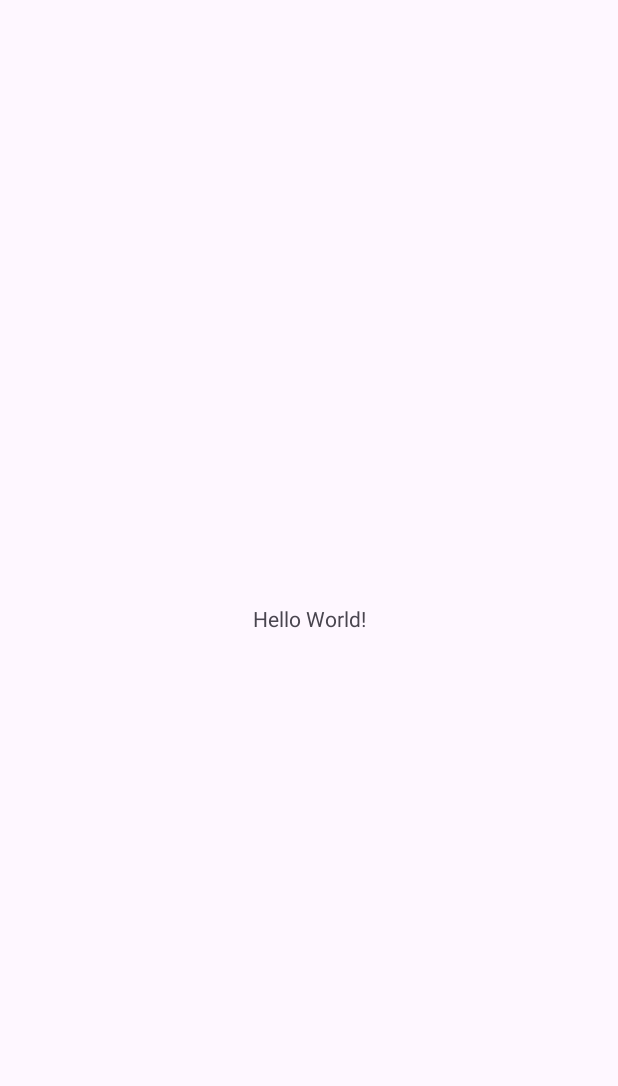
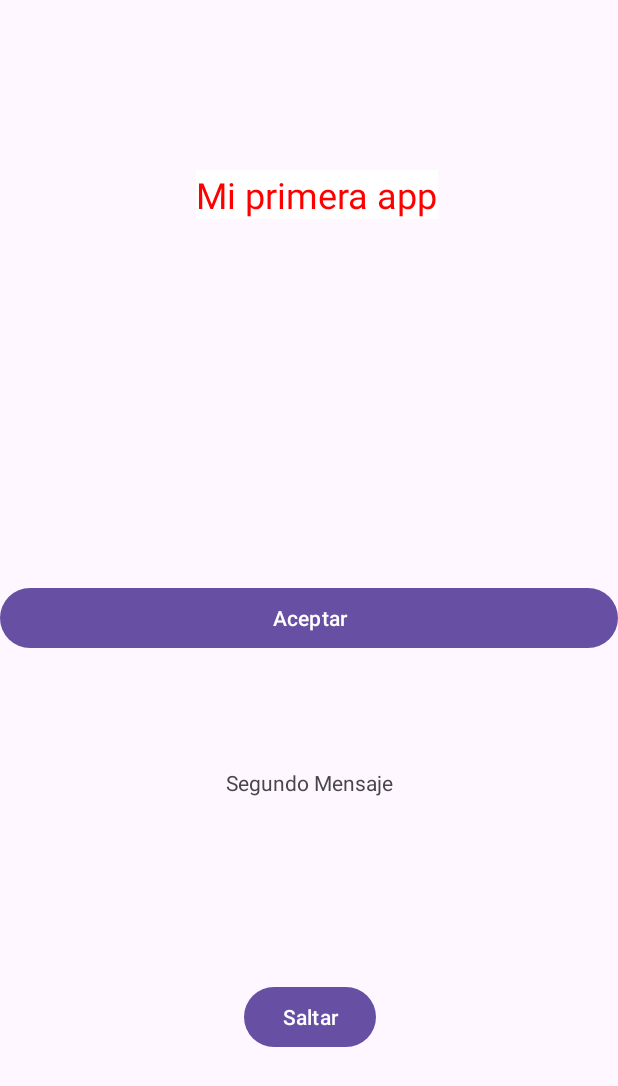
Before and after one commit to JAOC1930/Act1AppMovil, an Android app: the screen it shows after launch (MainActivity), on a phone screen of 412 x 824 dp. Before the commit the part shown is almost empty. Shown: the top 1086 px of the screen. Run offline under Robolectric (Android 15) with nearby library versions, the phone set to English and light mode, and no system bars.

Commit message:
Semana 3

```diff
--- a/app/src/main/AndroidManifest.xml
+++ b/app/src/main/AndroidManifest.xml
@@ -13,6 +13,9 @@
         android:theme="@style/Theme.Act1"
         tools:targetApi="31">
         <activity
+            android:name=".Ventana2"
+            android:exported="false" />
+        <activity
             android:name=".MainActivity"
             android:exported="true">
             <intent-filter>
--- a/app/src/main/java/com/example/act1/MainActivity.kt
+++ b/app/src/main/java/com/example/act1/MainActivity.kt
@@ -1,13 +1,20 @@
 package com.example.act1
 
+import android.content.Intent
 import androidx.appcompat.app.AppCompatActivity
 import android.os.Bundle
+import android.widget.Button
+import android.widget.TextView
 
 class MainActivity : AppCompatActivity() {
     override fun onCreate(savedInstanceState: Bundle?) {
         super.onCreate(savedInstanceState)
         setContentView(R.layout.activity_main)
-        /* Lenguaje de koptlin */
+        llamarBoton()
+        SaltarVen2()
+        /*
+
+         /* Lenguaje de koptlin */
         /*
         var firtVariable = "Hola mundo"
         println(firtVariable)
@@ -91,7 +98,7 @@ class MainActivity : AppCompatActivity() {
         println(myMap["Samantha"])
 
         myMap.remove("Samantha")
-        */
+
 
         /* Ejercicio 1 */
 
@@ -154,13 +161,31 @@ class MainActivity : AppCompatActivity() {
             for (persona in mayoresDeEdadSolteros) {
                 println("Nombre: ${persona.nombre}, Cédula: ${persona.cedula}, Edad: ${persona.edad}")
             }
-        }
+        }*/
+
+         */
     }
-
+/*
     fun redondearAMultiploDeDiez(c: Int): Int {
         return (c + 9) / 10 * 10
     }
+*/
+/*
+    data class Person(val nombre: String, val cedula: String, val edad: Int, val estadoCivil: String)
+*/
+    fun llamarBoton(){
+        val boton1= findViewById<Button>(R.id.btn_01)
+        val tw_01= findViewById<TextView>(R.id.tw_01)
+        boton1.setOnClickListener(){
+            tw_01.setText("Hola este es un nuevo mensaje")
+        }
+    }
+    fun SaltarVen2(){
+        val botom2 = findViewById<Button>(R.id.btn_02)
+        botom2.setOnClickListener(){
+            val saltar:Intent=Intent(this,Ventana2::class.java)
+            startActivity(saltar)
+        }
 
-    data class Person(val nombre: String, val cedula: String, val edad: Int, val estadoCivil: String)
-
+    }
 }
--- a/app/src/main/res/layout/activity_main.xml
+++ b/app/src/main/res/layout/activity_main.xml
@@ -6,13 +6,53 @@
     android:layout_height="match_parent"
     tools:context=".MainActivity">
 
+    <Button
+        android:id="@+id/btn_01"
+        android:layout_width="match_parent"
+        android:layout_height="wrap_content"
+        android:text="Aceptar"
+        app:layout_constraintBottom_toBottomOf="parent"
+        app:layout_constraintEnd_toEndOf="@+id/textView"
+        app:layout_constraintHorizontal_bias="0.532"
+        app:layout_constraintStart_toStartOf="@+id/textView"
+        app:layout_constraintTop_toTopOf="parent"
+        app:layout_constraintVertical_bias="0.5" />
+
     <TextView
+        android:id="@+id/textView"
         android:layout_width="wrap_content"
         android:layout_height="wrap_content"
-        android:text="Hello World!"
+        android:background="#FFFFFF"
+        android:text="Mi primera app"
+        android:textColor="#FF0000"
+        android:textColorHint="#000000"
+        android:textSize="24sp"
         app:layout_constraintBottom_toBottomOf="parent"
         app:layout_constraintEnd_toEndOf="parent"
+        app:layout_constraintHorizontal_bias="0.522"
         app:layout_constraintStart_toStartOf="parent"
-        app:layout_constraintTop_toTopOf="parent" />
+        app:layout_constraintTop_toTopOf="parent"
+        app:layout_constraintVertical_bias="0.143" />
+
+    <TextView
+        android:id="@+id/tw_01"
+        android:layout_width="wrap_content"
+        android:layout_height="wrap_content"
+        android:layout_marginTop="76dp"
+        android:text="Segundo Mensaje"
+        app:layout_constraintEnd_toEndOf="parent"
+        app:layout_constraintHorizontal_bias="0.5"
+        app:layout_constraintStart_toStartOf="parent"
+        app:layout_constraintTop_toBottomOf="@+id/btn_01" />
+
+    <Button
+        android:id="@+id/btn_02"
+        android:layout_width="wrap_content"
+        android:layout_height="wrap_content"
+        android:text="Saltar"
+        app:layout_constraintBottom_toBottomOf="parent"
+        app:layout_constraintEnd_toEndOf="@+id/tw_01"
+        app:layout_constraintStart_toStartOf="@+id/tw_01"
+        app:layout_constraintTop_toBottomOf="@+id/tw_01" />
 
 </androidx.constraintlayout.widget.ConstraintLayout>
```
Also changed, not shown: app/src/main/java/com/example/act1/Ventana2.kt (added, +37 -0 lines), app/src/main/res/layout/activity_ventana2.xml (added, +42 -0 lines).
